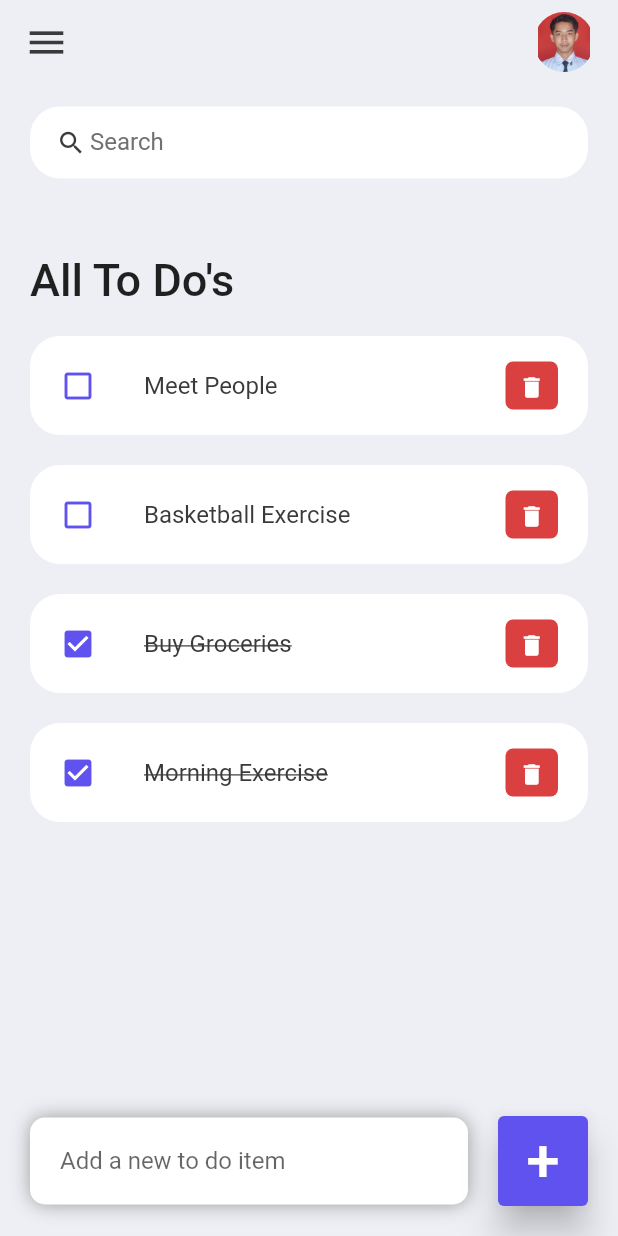
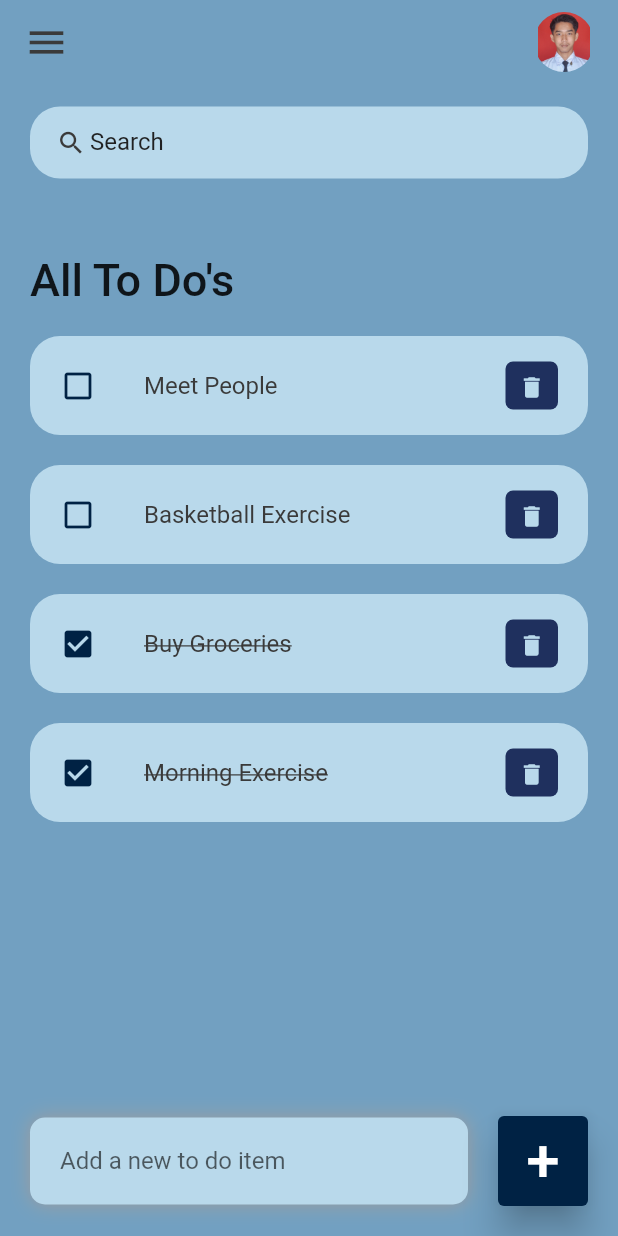
Before and after one commit to spicynoon/todo_app, a Flutter app: the screen it shows after launch, on a phone screen of 412 x 824 dp. Run offline on Flutter 3.47's test engine with Material 2 defaults, Android fonts, the phone set to English and light mode, and no system bars.

Commit message:
change bg color

```diff
--- a/lib/constants/colors.dart
+++ b/lib/constants/colors.dart
@@ -1,9 +1,11 @@
 import 'package:flutter/material.dart';
 
-const Color tdRed = Color(0xFFDA4040);
-const Color tdBlue = Color(0xFF5F52EE);
+const Color tdRed = Color(0xFF1F305E);
+const Color tdBlue = Color(0xFF002244);
 
 const Color tdBlack = Color(0xFF3A3A3A);
-const Color tdGrey = Color(0xFF717171);
+const Color tdGrey = Color(0xFF71B1B1B);
 
-const Color tdBGColor = Color(0xFFEEEFF5);
+const Color tdBGColor = Color(0xFF72A0C1);
+
+const Color tdItem = Color(0xFFB9D9EB);
--- a/lib/screens/home.dart
+++ b/lib/screens/home.dart
@@ -77,7 +77,7 @@ class _HomeState extends State<Home> {
                     ),
                     padding: EdgeInsets.symmetric(horizontal: 20, vertical: 5),
                     decoration: BoxDecoration(
-                      color: Colors.white,
+                      color: tdItem,
                       boxShadow: const [
                         BoxShadow(
                           color: Colors.grey,
@@ -167,7 +167,7 @@ class _HomeState extends State<Home> {
     return Container(
       padding: EdgeInsets.symmetric(horizontal: 15),
       decoration: BoxDecoration(
-        color: Colors.white,
+        color:tdItem,
         borderRadius: BorderRadius.circular(20),
       ),
       child: TextField(
--- a/lib/widgets/todo_item.dart
+++ b/lib/widgets/todo_item.dart
@@ -30,7 +30,7 @@ class ToDoItem extends StatelessWidget {
           borderRadius: BorderRadius.circular(20),
         ),
         contentPadding: EdgeInsets.symmetric(horizontal: 20, vertical: 5),
-        tileColor: Colors.white,
+        tileColor: tdItem,
         leading: Icon(
           todo.isDone ? Icons.check_box : Icons.check_box_outline_blank,
           color: tdBlue,
@@ -53,7 +53,7 @@ class ToDoItem extends StatelessWidget {
             borderRadius: BorderRadius.circular(5),
           ),
           child: IconButton(
-            color: Colors.white,
+            color: tdItem,
             iconSize: 18,
             icon: Icon(Icons.delete),
             onPressed: () {
```
